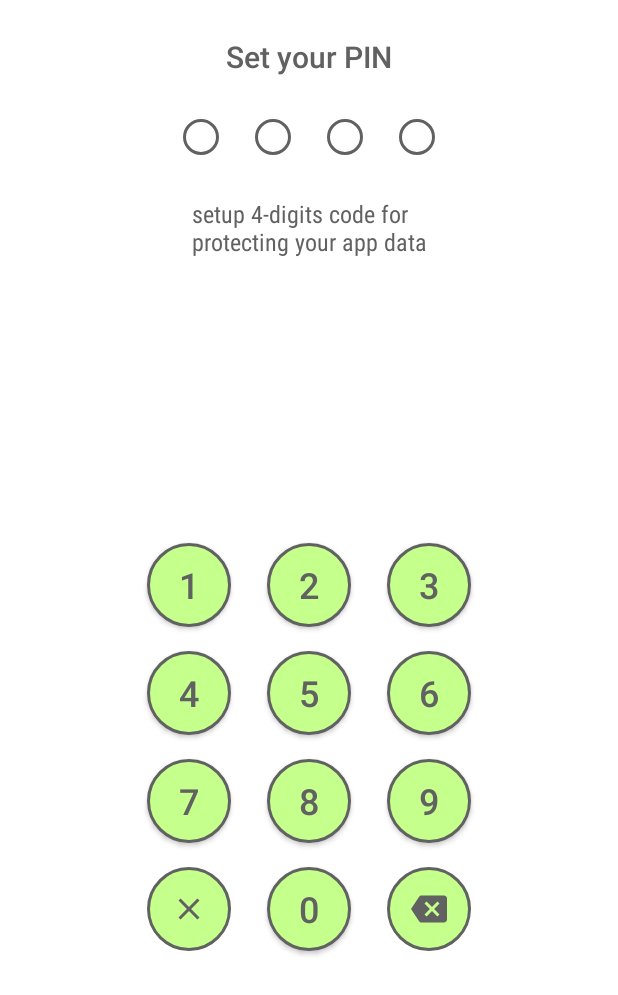
After one commit to aku-sama/Capstone-Project, an Android app: the layout activity_pin_set.xml on its own in the app's theme, with its tools: preview values and no code run, on a phone screen of 412 x 824 dp. The commit adds this screen. Shown: the top 995 px of the screen. Run offline under Robolectric (Android 15) with nearby library versions, the phone set to English and light mode, and no system bars.

Commit message:
pin set design

```diff
--- /dev/null
+++ b/app/src/main/res/drawable/button_pin.xml
@@ -0,0 +1,10 @@
+<?xml version="1.0" encoding="utf-8"?>
+<ripple xmlns:android="http://schemas.android.com/apk/res/android"
+    android:color="@color/white">
+    <item>
+        <shape android:shape="oval">
+            <solid android:color="@color/colorPrimary" />
+            <stroke android:color="@color/colorAccent" android:width="2dp"/>
+        </shape>
+    </item>
+</ripple>
--- /dev/null
+++ b/app/src/main/res/drawable/ic_backspace_gray.xml
@@ -0,0 +1,9 @@
+<vector xmlns:android="http://schemas.android.com/apk/res/android"
+        android:width="24dp"
+        android:height="24dp"
+        android:viewportWidth="24.0"
+        android:viewportHeight="24.0">
+    <path
+        android:fillColor="@color/colorAccent"
+        android:pathData="M22,3L7,3c-0.69,0 -1.23,0.35 -1.59,0.88L0,12l5.41,8.11c0.36,0.53 0.9,0.89 1.59,0.89h15c1.1,0 2,-0.9 2,-2L24,5c0,-1.1 -0.9,-2 -2,-2zM19,15.59L17.59,17 14,13.41 10.41,17 9,15.59 12.59,12 9,8.41 10.41,7 14,10.59 17.59,7 19,8.41 15.41,12 19,15.59z"/>
+</vector>
--- /dev/null
+++ b/app/src/main/res/drawable/ic_clear_gray.xml
@@ -0,0 +1,9 @@
+<vector xmlns:android="http://schemas.android.com/apk/res/android"
+        android:width="24dp"
+        android:height="24dp"
+        android:viewportWidth="24.0"
+        android:viewportHeight="24.0">
+    <path
+        android:fillColor="@color/colorAccent"
+        android:pathData="M19,6.41L17.59,5 12,10.59 6.41,5 5,6.41 10.59,12 5,17.59 6.41,19 12,13.41 17.59,19 19,17.59 13.41,12z"/>
+</vector>
--- /dev/null
+++ b/app/src/main/res/drawable/pin_indicator_empty.xml
@@ -0,0 +1,8 @@
+<?xml version="1.0" encoding="utf-8"?>
+<shape xmlns:android="http://schemas.android.com/apk/res/android"
+    android:shape="oval">
+    <solid android:color="@color/white" />
+    <stroke
+        android:width="2dp"
+        android:color="@color/colorAccent" />
+</shape>
--- /dev/null
+++ b/app/src/main/res/drawable/pin_indicator_full.xml
@@ -0,0 +1,19 @@
+<?xml version="1.0" encoding="utf-8"?>
+<layer-list xmlns:android="http://schemas.android.com/apk/res/android">
+
+    <item>
+        <shape android:shape="oval">
+            <solid android:color="@color/colorPrimaryWithAlpha" />
+        </shape>
+    </item>
+
+    <item
+        android:bottom="3dp"
+        android:left="3dp"
+        android:right="3dp"
+        android:top="3dp">
+        <shape android:shape="oval">
+            <solid android:color="@color/colorAccent" />
+        </shape>
+    </item>
+</layer-list>
--- /dev/null
+++ b/app/src/main/res/layout/activity_pin_set.xml
@@ -0,0 +1,65 @@
+<?xml version="1.0" encoding="utf-8"?>
+<ScrollView xmlns:android="http://schemas.android.com/apk/res/android"
+    xmlns:app="http://schemas.android.com/apk/res-auto"
+    android:layout_width="match_parent"
+    android:layout_height="match_parent"
+    android:background="@color/white"
+    android:fillViewport="true">
+
+    <android.support.constraint.ConstraintLayout
+        android:layout_width="match_parent"
+        android:layout_height="match_parent"
+        android:background="@color/white">
+
+        <TextView
+            android:id="@+id/titleText"
+            style="@style/HeaderText"
+            android:layout_width="wrap_content"
+            android:layout_height="wrap_content"
+            android:layout_marginLeft="@dimen/gap_16"
+            android:layout_marginRight="@dimen/gap_16"
+            android:layout_marginTop="@dimen/gap_24"
+            android:text="@string/set_pin_title"
+            app:layout_constraintLeft_toLeftOf="parent"
+            app:layout_constraintRight_toRightOf="parent"
+            app:layout_constraintTop_toTopOf="parent" />
+
+        <include
+            android:id="@+id/indicators"
+            layout="@layout/pin_indicators"
+            android:layout_width="wrap_content"
+            android:layout_height="wrap_content"
+            android:layout_marginLeft="@dimen/gap_16"
+            android:layout_marginRight="@dimen/gap_16"
+            android:layout_marginTop="@dimen/gap_16"
+            app:layout_constraintLeft_toLeftOf="parent"
+            app:layout_constraintRight_toRightOf="parent"
+            app:layout_constraintTop_toBottomOf="@+id/titleText" />
+
+        <TextView
+            android:id="@+id/textView"
+            style="@style/SubheaderText"
+            android:layout_width="wrap_content"
+            android:layout_height="wrap_content"
+            android:layout_marginLeft="@dimen/gap_16"
+            android:layout_marginRight="@dimen/gap_16"
+            android:layout_marginTop="@dimen/gap_16"
+            android:text="@string/set_pin_message"
+            app:layout_constraintLeft_toLeftOf="parent"
+            app:layout_constraintRight_toRightOf="parent"
+            app:layout_constraintTop_toBottomOf="@+id/indicators" />
+
+        <include
+            layout="@layout/keyboard"
+            android:layout_width="wrap_content"
+            android:layout_height="wrap_content"
+            android:layout_marginBottom="@dimen/gap_16"
+            android:layout_marginLeft="@dimen/gap_16"
+            android:layout_marginRight="@dimen/gap_16"
+            android:layout_marginTop="@dimen/gap_16"
+            app:layout_constraintBottom_toBottomOf="parent"
+            app:layout_constraintLeft_toLeftOf="parent"
+            app:layout_constraintRight_toRightOf="parent"
+            app:layout_constraintTop_toBottomOf="@+id/textView" />
+    </android.support.constraint.ConstraintLayout>
+</ScrollView>
--- /dev/null
+++ b/app/src/main/res/layout/keyboard.xml
@@ -0,0 +1,72 @@
+<?xml version="1.0" encoding="utf-8"?>
+<GridLayout xmlns:android="http://schemas.android.com/apk/res/android"
+    xmlns:app="http://schemas.android.com/apk/res-auto"
+    xmlns:tools="http://schemas.android.com/tools"
+    android:layout_width="wrap_content"
+    android:layout_height="wrap_content"
+    android:columnCount="3"
+    tools:background="@color/white">
+
+    <Button
+        android:id="@+id/key1"
+        style="@style/ButtonPin"
+        android:text="1" />
+
+    <Button
+        android:id="@+id/key2"
+        style="@style/ButtonPin"
+        android:text="2" />
+
+    <Button
+        android:id="@+id/key3"
+        style="@style/ButtonPin"
+        android:text="3" />
+
+    <Button
+        android:id="@+id/key4"
+        style="@style/ButtonPin"
+        android:text="4" />
+
+    <Button
+        android:id="@+id/key5"
+        style="@style/ButtonPin"
+        android:text="5" />
+
+    <Button
+        android:id="@+id/key6"
+        style="@style/ButtonPin"
+        android:text="6" />
+
+    <Button
+        android:id="@+id/key7"
+        style="@style/ButtonPin"
+        android:text="7" />
+
+    <Button
+        android:id="@+id/key8"
+        style="@style/ButtonPin"
+        android:text="8" />
+
+    <Button
+        android:id="@+id/key9"
+        style="@style/ButtonPin"
+        android:text="9" />
+
+    <ImageButton
+        android:id="@+id/keyDel"
+        style="@style/ButtonPin"
+        android:layout_marginBottom="@dimen/gap_16"
+        android:src="@drawable/ic_clear_gray" />
+
+    <Button
+        android:id="@+id/key0"
+        style="@style/ButtonPin"
+        android:layout_marginBottom="@dimen/gap_16"
+        android:text="0" />
+
+    <ImageButton
+        android:id="@+id/keyBackspace"
+        style="@style/ButtonPin"
+        android:layout_marginBottom="@dimen/gap_16"
+        android:src="@drawable/ic_backspace_gray" />
+</GridLayout>
--- /dev/null
+++ b/app/src/main/res/layout/pin_indicators.xml
@@ -0,0 +1,36 @@
+<?xml version="1.0" encoding="utf-8"?>
+<LinearLayout xmlns:android="http://schemas.android.com/apk/res/android"
+    xmlns:tools="http://schemas.android.com/tools"
+    android:layout_width="match_parent"
+    android:layout_height="match_parent"
+    android:orientation="horizontal"
+    tools:background="@color/white">
+
+    <ImageView
+        android:id="@+id/indicator1"
+        android:layout_width="@dimen/pin_indicator_size"
+        android:layout_height="@dimen/pin_indicator_size"
+        android:layout_margin="@dimen/gap_12"
+        android:src="@drawable/pin_indicator_empty" />
+
+    <ImageView
+        android:id="@+id/indicator2"
+        android:layout_width="@dimen/pin_indicator_size"
+        android:layout_height="@dimen/pin_indicator_size"
+        android:layout_margin="@dimen/gap_12"
+        android:src="@drawable/pin_indicator_empty" />
+
+    <ImageView
+        android:id="@+id/indicator3"
+        android:layout_width="@dimen/pin_indicator_size"
+        android:layout_height="@dimen/pin_indicator_size"
+        android:layout_margin="@dimen/gap_12"
+        android:src="@drawable/pin_indicator_empty" />
+
+    <ImageView
+        android:id="@+id/indicator4"
+        android:layout_width="@dimen/pin_indicator_size"
+        android:layout_height="@dimen/pin_indicator_size"
+        android:layout_margin="@dimen/gap_12"
+        android:src="@drawable/pin_indicator_empty" />
+</LinearLayout>
--- a/app/src/main/res/values/colors.xml
+++ b/app/src/main/res/values/colors.xml
@@ -1,5 +1,6 @@
 <?xml version="1.0" encoding="utf-8"?>
 <resources>
+    <color name="colorPrimaryWithAlpha">#C8C5FF8C</color>
     <color name="colorPrimary">#C5FF8C</color>
     <color name="colorPrimaryDark">#99D662</color>
     <color name="colorAccent">#616161</color>
--- a/app/src/main/res/values/dimens.xml
+++ b/app/src/main/res/values/dimens.xml
@@ -2,6 +2,12 @@
 <resources>
     <dimen name="splash_top_padding">100dp</dimen>
     <dimen name="gap_16">16dp</dimen>
+    <dimen name="gap_12">12dp</dimen>
     <dimen name="gap_4">4dp</dimen>
     <dimen name="gap_8">8dp</dimen>
+
+    <dimen name="button_height">56dp</dimen>
+    <dimen name="button_pin_size">56dp</dimen>
+    <dimen name="pin_indicator_size">24dp</dimen>
+    <dimen name="gap_24">24dp</dimen>
 </resources>
--- a/app/src/main/res/values/strings.xml
+++ b/app/src/main/res/values/strings.xml
@@ -7,4 +7,6 @@
     <string name="login_phone">Mobile phone</string>
     <string name="login_password">Password</string>
     <string name="login_register_button">register</string>
+    <string name="set_pin_title">Set your PIN</string>
+    <string name="set_pin_message">setup 4-digits code for\nprotecting your app data</string>
 </resources>
--- a/app/src/main/res/values/styles.xml
+++ b/app/src/main/res/values/styles.xml
@@ -32,7 +32,27 @@
     <style name="ButtonGreen" parent="Base.TextAppearance.AppCompat.Button">
         <item name="android:textColor">@color/colorAccent</item>
         <item name="android:layout_width">match_parent</item>
-        <item name="android:layout_height">56dp</item>
+        <item name="android:layout_height">@dimen/button_height</item>
         <item name="android:background">@drawable/button_green</item>
     </style>
+
+    <style name="ButtonPin" parent="Base.TextAppearance.AppCompat.Widget.Button.Borderless.Colored">
+        <item name="android:layout_width">@dimen/button_pin_size</item>
+        <item name="android:layout_height">@dimen/button_pin_size</item>
+        <item name="android:background">@drawable/button_pin</item>
+        <item name="android:textColor">@color/colorAccent</item>
+        <item name="android:textSize">24sp</item>
+        <item name="android:layout_marginTop">@dimen/gap_16</item>
+        <item name="android:layout_marginLeft">@dimen/gap_12</item>
+        <item name="android:layout_marginRight">@dimen/gap_12</item>
+    </style>
+
+    <style name="HeaderText" parent="TextAppearance.AppCompat.Title">
+        <item name="android:textColor">@color/colorAccent</item>
+    </style>
+
+    <style name="SubheaderText" parent="TextAppearance.AppCompat.Subhead">
+        <item name="android:textColor">@color/colorAccent</item>
+        <item name="android:fontFamily">sans-serif-condensed</item>
+    </style>
 </resources>
```
